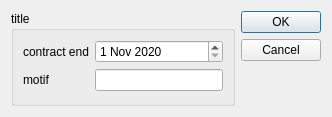
Qt form sources/views/deleteING_IA.ui (thrichert/softy) before a commit.
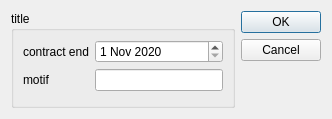
The same form after that commit.

Patch:
```diff
--- a/sources/views/deleteING_IA.ui
+++ b/sources/views/deleteING_IA.ui
@@ -7,7 +7,7 @@
     <x>0</x>
     <y>0</y>
     <width>332</width>
-    <height>117</height>
+    <height>119</height>
    </rect>
   </property>
   <property name="windowTitle">
```
